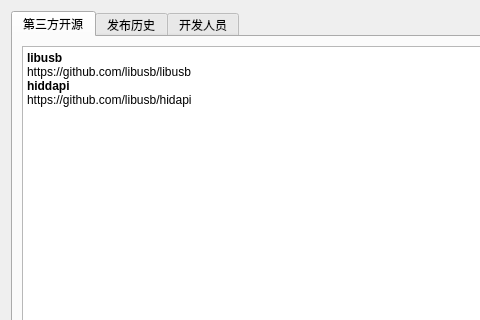
Qt form Src/MoreInformation.ui (x-tools-author/x-tools) before a commit; both pictures show x 0 to 480 and y 0 to 320 of the 630 by 474 pixel window.
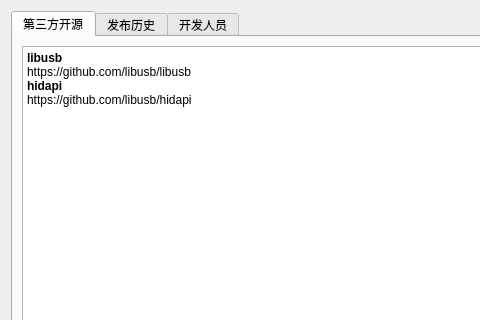
The same form after that commit. The open tabs and pages were chosen to show the change.

```diff
--- a/Src/MoreInformation.ui
+++ b/Src/MoreInformation.ui
@@ -36,8 +36,8 @@
 &lt;/style&gt;&lt;/head&gt;&lt;body style=&quot; font-family:'SimSun'; font-size:9pt; font-weight:400; font-style:normal;&quot;&gt;
 &lt;p style=&quot; margin-top:0px; margin-bottom:0px; margin-left:0px; margin-right:0px; -qt-block-indent:0; text-indent:0px;&quot;&gt;&lt;span style=&quot; font-weight:600;&quot;&gt;libusb&lt;/span&gt;&lt;/p&gt;
 &lt;p style=&quot; margin-top:0px; margin-bottom:0px; margin-left:0px; margin-right:0px; -qt-block-indent:0; text-indent:0px;&quot;&gt;https://github.com/libusb/libusb&lt;/p&gt;
-&lt;p style=&quot; margin-top:0px; margin-bottom:0px; margin-left:0px; margin-right:0px; -qt-block-indent:0; text-indent:0px;&quot;&gt;&lt;span style=&quot; font-weight:600;&quot;&gt;hiddapi&lt;/span&gt;&lt;/p&gt;
-&lt;p style=&quot; margin-top:0px; margin-bottom:0px; margin-left:0px; margin-right:0px; -qt-block-indent:0; text-indent:0px;&quot;&gt;https://github.com/libusb/hidapi  &lt;/p&gt;&lt;/body&gt;&lt;/html&gt;</string>
+&lt;p style=&quot; margin-top:0px; margin-bottom:0px; margin-left:0px; margin-right:0px; -qt-block-indent:0; text-indent:0px;&quot;&gt;&lt;span style=&quot; font-weight:600;&quot;&gt;hidapi&lt;/span&gt;&lt;/p&gt;
+&lt;p style=&quot; margin-top:0px; margin-bottom:0px; margin-left:0px; margin-right:0px; -qt-block-indent:0; text-indent:0px;&quot;&gt;https://github.com/libusb/hidapi &lt;/p&gt;&lt;/body&gt;&lt;/html&gt;</string>
          </property>
         </widget>
        </item>
```
